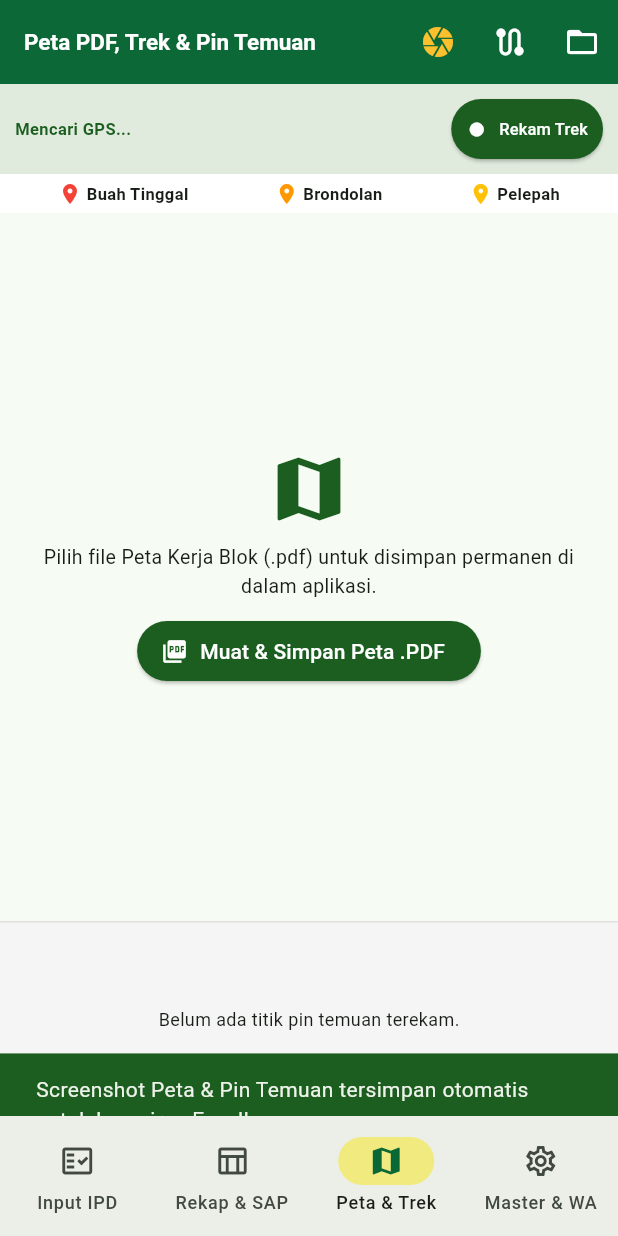
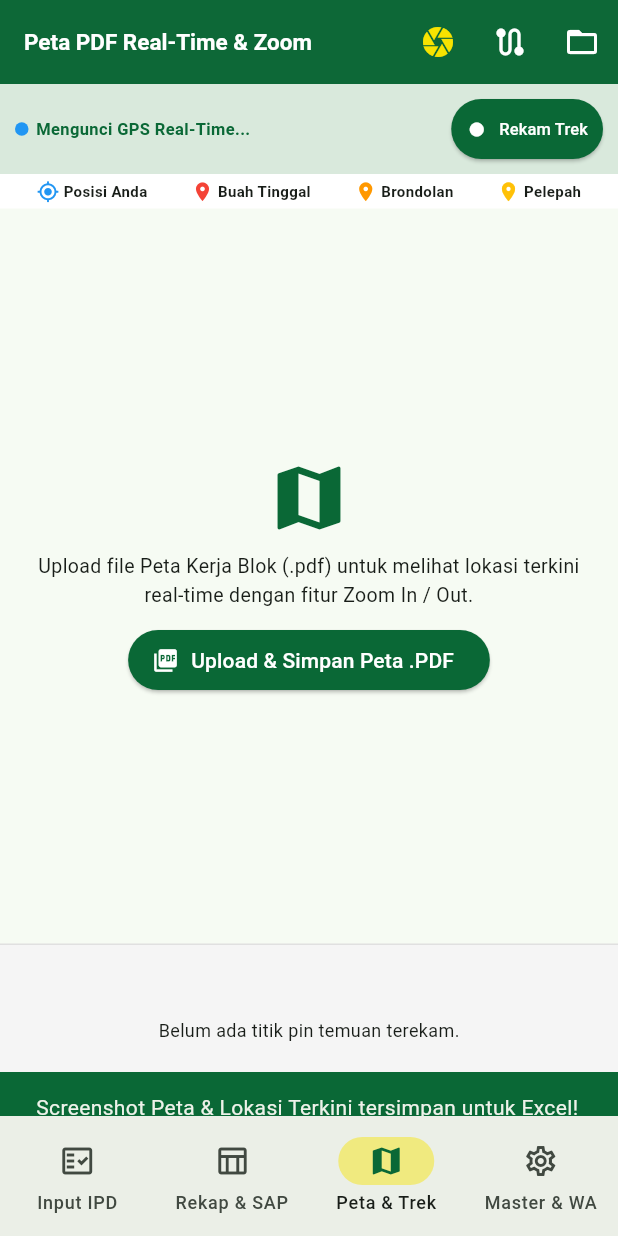
Before and after one commit to plasmamsmbsp-sudo/ipd-plasma-native, a Flutter app: the screen it shows after launch, item 3 of the bottom bar chosen, after a tap on the "camera" icon, on a phone screen of 412 x 824 dp. Run offline on Flutter 3.47's test engine with Material 3 defaults, Android fonts, the phone set to English and light mode, and no system bars; our stand-ins replace file_picker, flutter_tts, geolocator, image_picker, share_plus, sqflite; missing offline and left inert: excel, pdfrx; accounts and stored records are empty.

Commit message:
Update page_peta.dart

```diff
--- a/lib/page_peta.dart
+++ b/lib/page_peta.dart
@@ -22,20 +22,22 @@ class PetaBlokGpsPage extends StatefulWidget {
 
 class _PetaBlokGpsPageState extends State {
   final GlobalKey _mapCaptureKey = GlobalKey();
+  final TransformationController _zoomCtrl = TransformationController();
   String? _pdfPath;
   Position? _gpsSekarang;
+  StreamSubscription? _liveGpsSub;
   bool _sedangRekamJalur = false;
-  StreamSubscription? _gpsSub;
   String _namaSesi = '';
   int _jumlahTitikTerekam = 0;
   var _daftarPinDanTrek = [];
+  double _currentScale = 1.0;
 
   @override
   void initState() {
     super.initState();
     _muatPetaTersimpan();
     _muatPinDanTrek();
-    _cekGps();
+    _mulaiGpsRealTime();
   }
 
   Future _muatPetaTersimpan() async {
@@ -48,6 +50,53 @@ class _PetaBlokGpsPageState extends State {
   Future _muatPinDanTrek() async {
     final tracks = List.from(await DatabaseHelper.instance.getGpsTracks());
     if (mounted) setState(() => _daftarPinDanTrek = tracks);
+  }
+
+  void _mulaiGpsRealTime() async {
+    try {
+      LocationPermission perm = await Geolocator.checkPermission();
+      if (perm == LocationPermission.denied) {
+        perm = await Geolocator.requestPermission();
+      }
+      final awal = await Geolocator.getCurrentPosition(desiredAccuracy: LocationAccuracy.high);
+      if (mounted) setState(() => _gpsSekarang = awal);
+
+      _liveGpsSub = Geolocator.getPositionStream(
+        locationSettings: const LocationSettings(accuracy: LocationAccuracy.bestForNavigation, distanceFilter: 3),
+      ).listen((Position pos) async {
+        if (mounted) {
+          setState(() => _gpsSekarang = pos);
+        }
+        if (_sedangRekamJalur) {
+          await DatabaseHelper.instance.insertGpsPoint(
+            _namaSesi,
+            pos.latitude,
+            pos.longitude,
+            tipePin: 'TREK',
+            keterangan: 'Jalur Inspeksi',
+          );
+          if (mounted) {
+            setState(() => _jumlahTitikTerekam++);
+            _muatPinDanTrek();
+          }
+        }
+      });
+    } catch (_) {}
+  }
+
+  void _ubahZoom(double faktor) {
+    final baru = (_currentScale * faktor).clamp(0.8, 6.0);
+    setState(() {
+      _currentScale = baru;
+      _zoomCtrl.value = Matrix4.identity()..scale(baru);
+    });
+  }
+
+  void _resetZoom() {
+    setState(() {
+      _currentScale = 1.0;
+      _zoomCtrl.value = Matrix4.identity();
+    });
   }
 
   Future _pilihDanSimpanPetaPdf() async {
@@ -66,8 +115,8 @@ class _PetaBlokGpsPageState extends State {
         setState(() => _pdfPath = tujuanPath);
         ScaffoldMessenger.of(context).showSnackBar(
           const SnackBar(
-            backgroundColor: Color(0xFF1B5E20),
-            content: Text('File Peta .PDF berhasil disimpan permanen di aplikasi!'),
+            backgroundColor: Color(0xFF0A6836),
+            content: Text('File Peta .PDF tersimpan permanen! Gunakan 2 jari atau tombol +/- untuk Zoom.'),
           ),
         );
       }
@@ -91,32 +140,17 @@ class _PetaBlokGpsPageState extends State {
       if (mounted) {
         ScaffoldMessenger.of(context).showSnackBar(
           const SnackBar(
-            backgroundColor: Color(0xFF1B5E20),
-            content: Text('Screenshot Peta & Pin Temuan tersimpan otomatis untuk Lampiran Excel!'),
+            backgroundColor: Color(0xFF0A6836),
+            content: Text('Screenshot Peta & Lokasi Terkini tersimpan untuk Excel!'),
           ),
         );
       }
-    } catch (e) {
-      if (mounted) {
-        ScaffoldMessenger.of(context).showSnackBar(
-          SnackBar(content: Text('Gagal ambil screenshot peta: $e')),
-        );
-      }
-    }
-  }
-
-  Future _cekGps() async {
-    try {
-      final pos = await Geolocator.getCurrentPosition(desiredAccuracy: LocationAccuracy.high);
-      if (mounted) setState(() => _gpsSekarang = pos);
     } catch (_) {}
   }
 
   void _toggleRekamJalur() {
     if (_sedangRekamJalur) {
-      _gpsSub?.cancel();
       setState(() => _sedangRekamJalur = false);
-      _muatPinDanTrek();
       ScaffoldMessenger.of(context).showSnackBar(
         SnackBar(content: Text('Jalur trek disimpan ($_jumlahTitikTerekam titik).')),
       );
@@ -124,24 +158,6 @@ class _PetaBlokGpsPageState extends State {
       _namaSesi = 'Trek_${DateFormat('yyyyMMdd_HHmm').format(DateTime.now())}';
       _jumlahTitikTerekam = 0;
       setState(() => _sedangRekamJalur = true);
-
-      _gpsSub = Geolocator.getPositionStream(
-        locationSettings: const LocationSettings(accuracy: LocationAccuracy.high, distanceFilter: 8),
-      ).listen((Position pos) async {
-        await DatabaseHelper.instance.insertGpsPoint(
-          _namaSesi,
-          pos.latitude,
-          pos.longitude,
-          tipePin: 'TREK',
-          keterangan: 'Jalur Inspeksi',
-        );
-        if (mounted) {
-          setState(() {
-            _gpsSekarang = pos;
-            _jumlahTitikTerekam++;
-          });
-        }
-      });
     }
   }
 
@@ -183,12 +199,13 @@ class _PetaBlokGpsPageState extends State {
     if (tipe == 'MERAH') return Colors.red;
     if (tipe == 'ORANYE') return Colors.orange;
     if (tipe == 'KUNING') return Colors.amber.shade700;
-    return const Color(0xFF1B5E20);
+    return const Color(0xFF0A6836);
   }
 
   @override
   void dispose() {
-    _gpsSub?.cancel();
+    _liveGpsSub?.cancel();
+    _zoomCtrl.dispose();
     super.dispose();
   }
 
@@ -198,11 +215,11 @@ class _PetaBlokGpsPageState extends State {
 
     return Scaffold(
       appBar: AppBar(
-        title: const Text('Peta PDF, Trek & Pin Temuan', style: TextStyle(fontSize: 15, fontWeight: FontWeight.bold)),
+        title: const Text('Peta PDF Real-Time & Zoom', style: TextStyle(fontSize: 15, fontWeight: FontWeight.bold)),
         actions: [
-          IconButton(onPressed: _captureScreenshotPeta, icon: const Icon(Icons.camera, color: Color(0xFFFBC02D)), tooltip: 'SS Peta untuk Excel'),
+          IconButton(onPressed: _captureScreenshotPeta, icon: const Icon(Icons.camera, color: Color(0xFFF7E300)), tooltip: 'SS Peta untuk Excel'),
           IconButton(onPressed: _eksporGpsTrackExcel, icon: const Icon(Icons.route), tooltip: 'Ekspor Trek Excel'),
-          IconButton(onPressed: _pilihDanSimpanPetaPdf, icon: const Icon(Icons.folder_open), tooltip: 'Simpan Peta PDF'),
+          IconButton(onPressed: _pilihDanSimpanPetaPdf, icon: const Icon(Icons.folder_open), tooltip: 'Upload Peta PDF'),
         ],
       ),
       body: RepaintBoundary(
@@ -211,17 +228,37 @@ class _PetaBlokGpsPageState extends State {
           children: [
             Container(
               width: double.infinity,
-              color: const Color(0xFF1B5E20).withOpacity(0.1),
+              color: const Color(0xFF0A6836).withOpacity(0.12),
               padding: const EdgeInsets.symmetric(horizontal: 10, vertical: 6),
               child: Row(
                 mainAxisAlignment: MainAxisAlignment.spaceBetween,
                 children: [
                   Expanded(
-                    child: Text(
-                      _gpsSekarang != null
-                          ? 'GPS: ${_gpsSekarang!.latitude.toStringAsFixed(6)}, ${_gpsSekarang!.longitude.toStringAsFixed(6)}'
-                          : 'Mencari GPS...',
-                      style: const TextStyle(fontWeight: FontWeight.bold, fontSize: 11, color: Color(0xFF1B5E20)),
+                    child: Column(
+                      crossAxisAlignment: CrossAxisAlignment.start,
+                      children: [
+                        Row(
+                          children: [
+                            Container(
+                              width: 9,
+                              height: 9,
+                              decoration: const BoxDecoration(color: Colors.blue, shape: BoxShape.circle),
+                            ),
+                            const SizedBox(width: 5),
+                            Text(
+                              _gpsSekarang != null
+                                  ? 'Live: ${_gpsSekarang!.latitude.toStringAsFixed(6)}, ${_gpsSekarang!.longitude.toStringAsFixed(6)}'
+                                  : 'Mengunci GPS Real-Time...',
+                              style: const TextStyle(fontWeight: FontWeight.bold, fontSize: 11, color: Color(0xFF0A6836)),
+                            ),
+                          ],
+                        ),
+                        if (_gpsSekarang != null)
+                          Text(
+                            'Akurasi GPS: ±${_gpsSekarang!.accuracy.toStringAsFixed(1)} meter',
+                            style: const TextStyle(fontSize: 10, color: Colors.black54),
+                          ),
+                      ],
                     ),
                   ),
                   ElevatedButton.icon(
@@ -229,7 +266,7 @@ class _PetaBlokGpsPageState extends State {
                     icon: Icon(_sedangRekamJalur ? Icons.stop : Icons.fiber_manual_record, size: 14),
                     label: Text(_sedangRekamJalur ? 'Stop ($_jumlahTitikTerekam)' : 'Rekam Trek', style: const TextStyle(fontSize: 11)),
                     style: ElevatedButton.styleFrom(
-                      backgroundColor: _sedangRekamJalur ? Colors.red : const Color(0xFF1B5E20),
+                      backgroundColor: _sedangRekamJalur ? Colors.red : const Color(0xFF0A6836),
                       foregroundColor: Colors.white,
                       padding: const EdgeInsets.symmetric(horizontal: 10, vertical: 4),
                     ),
@@ -238,14 +275,15 @@ class _PetaBlokGpsPageState extends State {
               ),
             ),
             Container(
-              padding: const EdgeInsets.symmetric(horizontal: 10, vertical: 5),
+              padding: const EdgeInsets.symmetric(horizontal: 10, vertical: 4),
               color: Colors.white,
               child: const Row(
                 mainAxisAlignment: MainAxisAlignment.spaceAround,
                 children: [
-                  Row(children: [Icon(Icons.location_on, color: Colors.red, size: 16), Text(' Buah Tinggal', style: TextStyle(fontSize: 11, fontWeight: FontWeight.bold))]),
-                  Row(children: [Icon(Icons.location_on, color: Colors.orange, size: 16), Text(' Brondolan', style: TextStyle(fontSize: 11, fontWeight: FontWeight.bold))]),
-                  Row(children: [Icon(Icons.location_on, color: Colors.amber, size: 16), Text(' Pelepah', style: TextStyle(fontSize: 11, fontWeight: FontWeight.bold))]),
+                  Row(children: [Icon(Icons.my_location, color: Colors.blue, size: 15), Text(' Posisi Anda', style: TextStyle(fontSize: 10, fontWeight: FontWeight.bold))]),
+                  Row(children: [Icon(Icons.location_on, color: Colors.red, size: 15), Text(' Buah Tinggal', style: TextStyle(fontSize: 10, fontWeight: FontWeight.bold))]),
+                  Row(children: [Icon(Icons.location_on, color: Colors.orange, size: 15), Text(' Brondolan', style: TextStyle(fontSize: 10, fontWeight: FontWeight.bold))]),
+                  Row(children: [Icon(Icons.location_on, color: Colors.amber, size: 15), Text(' Pelepah', style: TextStyle(fontSize: 10, fontWeight: FontWeight.bold))]),
                 ],
               ),
             ),
@@ -258,10 +296,10 @@ class _PetaBlokGpsPageState extends State {
                         child: Column(
                           mainAxisSize: MainAxisSize.min,
                           children: [
-                            const Icon(Icons.map, size: 56, color: Color(0xFF1B5E20)),
+                            const Icon(Icons.map, size: 56, color: Color(0xFF0A6836)),
                             const SizedBox(height: 8),
                             const Text(
-                              'Pilih file Peta Kerja Blok (.pdf) untuk disimpan permanen di dalam aplikasi.',
+                              'Upload file Peta Kerja Blok (.pdf) untuk melihat lokasi terkini real-time dengan fitur Zoom In / Out.',
                               textAlign: TextAlign.center,
                               style: TextStyle(fontSize: 13),
                             ),
@@ -269,17 +307,88 @@ class _PetaBlokGpsPageState extends State {
                             ElevatedButton.icon(
                               onPressed: _pilihDanSimpanPetaPdf,
                               icon: const Icon(Icons.picture_as_pdf),
-                              label: const Text('Muat & Simpan Peta .PDF'),
-                              style: ElevatedButton.styleFrom(backgroundColor: const Color(0xFF1B5E20), foregroundColor: Colors.white),
+                              label: const Text('Upload & Simpan Peta .PDF'),
+                              style: ElevatedButton.styleFrom(backgroundColor: const Color(0xFF0A6836), foregroundColor: Colors.white),
                             ),
                           ],
                         ),
                       ),
                     )
-                  : PdfViewer.file(_pdfPath!),
+                  : Stack(
+                      children: [
+                        InteractiveViewer(
+                          transformationController: _zoomCtrl,
+                          minScale: 0.8,
+                          maxScale: 6.0,
+                          onInteractionEnd: (_) {
+                            setState(() {
+                              _currentScale = _zoomCtrl.value.getMaxScaleOnAxis();
+                            });
+                          },
+                          child: PdfViewer.file(_pdfPath!),
+                        ),
+                        // Indikator Titik Lokasi Terkini Real-Time di atas Peta PDF
+                        if (_gpsSekarang != null)
+                          Positioned(
+                            top: 12,
+                            left: 12,
+                            child: Container(
+                              padding: const EdgeInsets.symmetric(horizontal: 10, vertical: 6),
+                              decoration: BoxDecoration(
+                                color: Colors.black.withOpacity(0.75),
+                                borderRadius: BorderRadius.circular(16),
+                                border: Border.all(color: Colors.blueAccent, width: 1.5),
+                              ),
+                              child: Row(
+                                mainAxisSize: MainAxisSize.min,
+                                children: [
+                                  const Icon(Icons.my_location, color: Colors.lightBlueAccent, size: 16),
+                                  const SizedBox(width: 6),
+                                  Text(
+                                    'POSISI REAL-TIME\n${_gpsSekarang!.latitude.toStringAsFixed(6)}, ${_gpsSekarang!.longitude.toStringAsFixed(6)}',
+                                    style: const TextStyle(color: Colors.white, fontSize: 10, fontWeight: FontWeight.bold),
+                                  ),
+                                ],
+                              ),
+                            ),
+                          ),
+                        // Tombol Zoom In / Zoom Out / Reset di pojok kanan bawah peta
+                        Positioned(
+                          right: 12,
+                          bottom: 12,
+                          child: Column(
+                            children: [
+                              FloatingActionButton.small(
+                                heroTag: 'zoom_in',
+                                backgroundColor: const Color(0xFF0A6836),
+                                foregroundColor: Colors.white,
+                                onPressed: () => _ubahZoom(1.35),
+                                child: const Icon(Icons.zoom_in),
+                              ),
+                              const SizedBox(height: 6),
+                              FloatingActionButton.small(
+                                heroTag: 'zoom_out',
+                                backgroundColor: const Color(0xFF0A6836),
+                                foregroundColor: Colors.white,
+                                onPressed: () => _ubahZoom(0.75),
+                                child: const Icon(Icons.zoom_out),
+                              ),
+                              const SizedBox(height: 6),
+                              FloatingActionButton.small(
+                                heroTag: 'zoom_reset',
+                                backgroundColor: const Color(0xFFB38E0C),
+                                foregroundColor: Colors.white,
+                                onPressed: _resetZoom,
+                                child: const Icon(Icons.center_focus_strong),
+                              ),
+                            ],
+                          ),
+                        ),
+                      ],
+                    ),
             ),
             Container(
-              height: 130,
+              height: 115,
               decoration: BoxDecoration(
                 color: Colors.grey.shade100,
                 border: Border(top: BorderSide(color: Colors.grey.shade300)),
```
